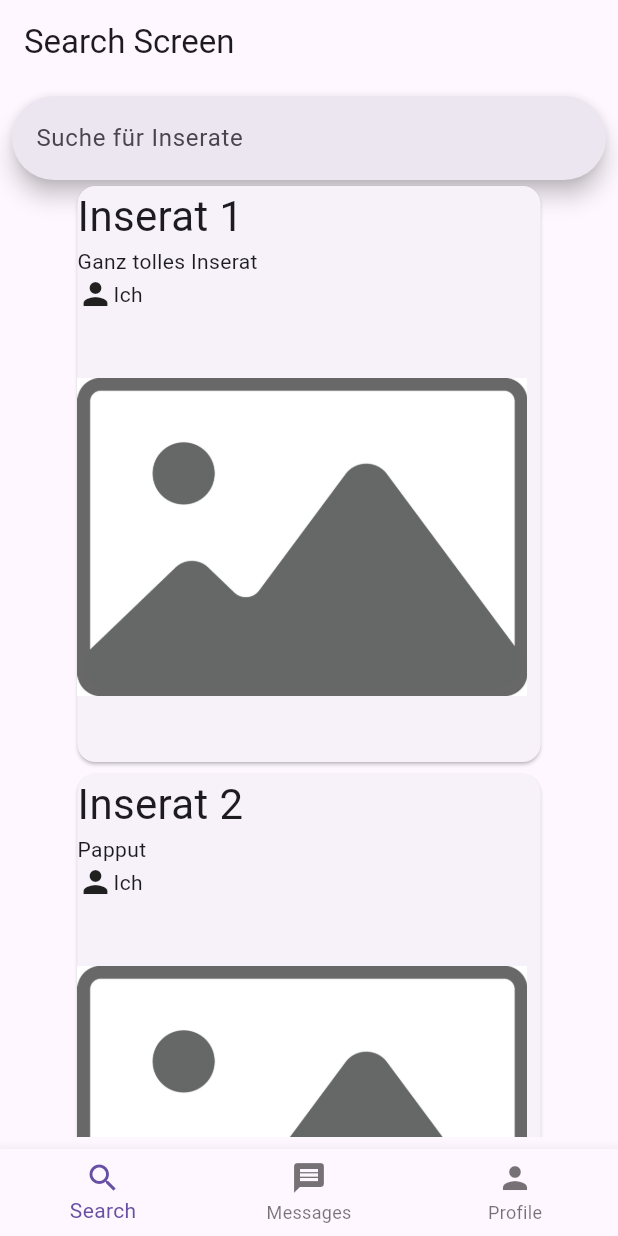
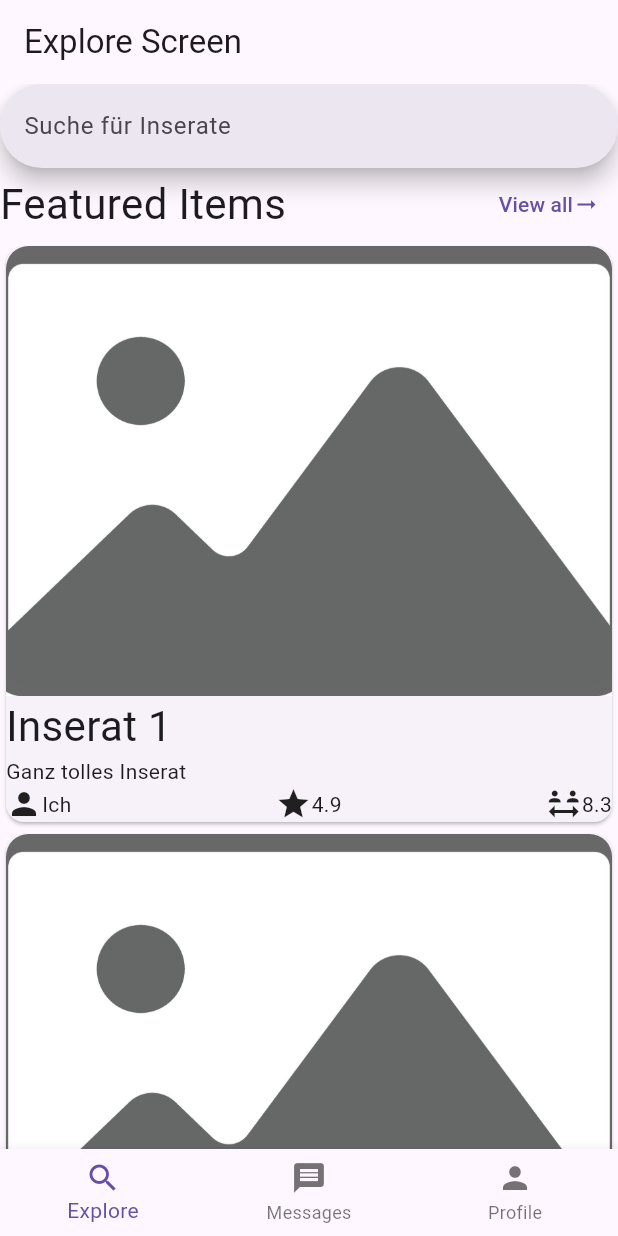
Before and after one commit to cncptpr/shareloop, a Flutter app: the screen it shows after launch, on a phone screen of 412 x 824 dp. Run offline on Flutter 3.47's test engine with Material 3 defaults, Android fonts, the phone set to English and light mode, and no system bars; our stand-ins replace flutter_riverpod, go_router.

Commit message:
Featured Items list

```diff
--- a/app/lib/components/item_widget.dart
+++ b/app/lib/components/item_widget.dart
@@ -13,16 +13,52 @@ class ItemWidget extends ConsumerWidget {
       child: Column(
         crossAxisAlignment: CrossAxisAlignment.start,
         children: [
+          Container(
+            width: double.infinity,
+            height: 300,
+            decoration: const BoxDecoration(
+              borderRadius: BorderRadius.vertical(
+                top: Radius.circular(15),
+              ),
+              image: DecorationImage(
+                image: AssetImage("assets/images/placeholder_image.jpg"),
+                fit: BoxFit.cover,
+              ),
+            ),
+          ),
           Text(item.title, textScaler: const TextScaler.linear(2)),
           Text(item.description),
-          Row(children: [const Icon(Icons.person), Text(item.author.name)]),
-          Image.asset(
-            "assets/images/placeholder_image.jpg",
-            width: 300,
-            height: 300,
-          ),
+          Row(
+            mainAxisAlignment: MainAxisAlignment.spaceBetween,
+            children: [
+              person(item.author),
+              score(item.score),
+              distance(item.distance),
+            ],
+          )
         ],
       ),
     );
   }
+
+  Widget person(Person person) {
+    return Row(children: [
+      const Icon(Icons.person),
+      Text(person.name),
+    ]);
+  }
+
+  Widget score(double score) {
+    return Row(children: [
+      const Icon(Icons.star),
+      Text(score.toString()),
+    ]);
+  }
+
+  Widget distance(Distance distance) {
+    return Row(children: [
+      const Icon(Icons.social_distance),
+      Text(distance.km.toString()),
+    ]);
+  }
 }
--- a/app/lib/router.dart
+++ b/app/lib/router.dart
@@ -3,11 +3,11 @@ import 'package:go_router/go_router.dart';
 import 'package:shareloop/screens/home_screen.dart';
 import 'package:shareloop/screens/message_screen.dart';
 import 'package:shareloop/screens/profile_screen.dart';
-import 'package:shareloop/screens/search_screen.dart';
+import 'package:shareloop/screens/explore_screen.dart';
 
 enum Routes {
   home('/'),
-  search('/'),
+  expore('/'),
   message('/message'),
   profile('/profile'),
   couter('/counter');
@@ -27,7 +27,7 @@ final GoRouter router = GoRouter(
           currentIndex: navShell.currentIndex,
           onTap: (index) => navShell.goBranch(index),
           items: const [
-            BottomNavigationBarItem(label: "Search", icon: Icon(Icons.search)),
+            BottomNavigationBarItem(label: "Explore", icon: Icon(Icons.search)),
             BottomNavigationBarItem(
               label: "Messages",
               icon: Icon(Icons.message),
@@ -40,8 +40,8 @@ final GoRouter router = GoRouter(
         StatefulShellBranch(
           routes: [
             GoRoute(
-              path: Routes.search.route,
-              builder: (ctx, state) => const SearchScreen(),
+              path: Routes.expore.route,
+              builder: (ctx, state) => const ExploreScreen(),
               routes: [
                 GoRoute(
                   path: Routes.couter.route,
--- /dev/null
+++ b/app/lib/screens/explore_screen.dart
@@ -0,0 +1,70 @@
+import 'package:flutter/material.dart';
+import 'package:flutter_riverpod/flutter_riverpod.dart';
+import 'package:shareloop/components/item_widget.dart';
+import 'package:shareloop/state/items.dart';
+
+/// The search screen
+class ExploreScreen extends StatefulWidget {
+  /// Constructs a [ExploreScreen]
+  const ExploreScreen({super.key});
+
+  @override
+  State<ExploreScreen> createState() => _ExploreScreenState();
+}
+
+class _ExploreScreenState extends State<ExploreScreen> {
+  String searchText = "";
+
+  @override
+  Widget build(ctx) {
+    return Scaffold(
+      appBar: AppBar(title: const Text('Explore Screen')),
+      body: Column(
+        children: [
+          SearchBar(
+            hintText: "Suche für Inserate",
+            onChanged: (value) => setState(() {
+              searchText = value;
+            }),
+          ),
+          if (searchText != "") Text("Du suchst nach '$searchText'"),
+          Expanded(
+            child: SingleChildScrollView(
+              child: LayoutBuilder(
+                builder: (ctx, constraints) => Center(
+                  child: ConstrainedBox(
+                    constraints: BoxConstraints(maxWidth: constraints.maxWidth),
+                    child: Consumer(builder: (ctx, ref, _) {
+                      final items = ref.watch(itemProvider);
+                      return Column(children: [
+                        Row(
+                          mainAxisAlignment: MainAxisAlignment.spaceBetween,
+                          children: [
+                            const Text(
+                              "Featured Items",
+                              textScaler: TextScaler.linear(2),
+                            ),
+                            TextButton(
+                              child: const Row(
+                                children: [
+                                  Text("View all"),
+                                  Icon(Icons.arrow_right_alt),
+                                ],
+                              ),
+                              onPressed: () {},
+                            ),
+                          ],
+                        ),
+                        ...items.map((item) => ItemWidget(item)),
+                      ]);
+                    }),
+                  ),
+                ),
+              ),
+            ),
+          ),
+        ],
+      ),
+    );
+  }
+}
--- a/app/lib/screens/search_screen.dart
+++ /dev/null
@@ -1,57 +0,0 @@
-import 'package:flutter/material.dart';
-import 'package:flutter_riverpod/flutter_riverpod.dart';
-import 'package:shareloop/components/item_widget.dart';
-import 'package:shareloop/state/items.dart';
-
-/// The search screen
-class SearchScreen extends StatefulWidget {
-  /// Constructs a [SearchScreen]
-  const SearchScreen({super.key});
-
-  @override
-  State<SearchScreen> createState() => _SearchScreenState();
-}
-
-class _SearchScreenState extends State<SearchScreen> {
-  String searchText = "";
-
-  @override
-  Widget build(ctx) {
-    return Scaffold(
-      appBar: AppBar(title: const Text('Search Screen')),
-      body: Padding(
-        padding: const EdgeInsets.all(8.0),
-        child: Column(
-          children: [
-            SearchBar(
-              hintText: "Suche für Inserate",
-              onChanged: (value) => setState(() {
-                searchText = value;
-              }),
-            ),
-            if (searchText != "") Text("Du suchst nach '$searchText'"),
-            Expanded(
-              child: SingleChildScrollView(
-                child: LayoutBuilder(
-                  builder: (ctx, constraints) => Center(
-                    child: ConstrainedBox(
-                      constraints:
-                          BoxConstraints(maxWidth: constraints.maxWidth * 0.8),
-                      child: Consumer(builder: (ctx, ref, _) {
-                        final items = ref.watch(itemProvider);
-                        return Column(
-                          children:
-                              items.map((item) => ItemWidget(item)).toList(),
-                        );
-                      }),
-                    ),
-                  ),
-                ),
-              ),
-            ),
-          ],
-        ),
-      ),
-    );
-  }
-}
--- a/app/lib/state/items.dart
+++ b/app/lib/state/items.dart
@@ -5,16 +5,29 @@ const mock = [
     title: "Inserat 1",
     description: "Ganz tolles Inserat",
     author: Person(name: "Ich"),
+    distance: Distance(km: 8.3),
+    score: 4.9,
   ),
   Item(
     title: "Inserat 2",
     description: "Papput",
     author: Person(name: "Ich"),
+    distance: Distance(km: 8.3),
+    score: 4.9,
   ),
   Item(
     title: "Auto",
     description: "Kann fahren",
     author: Person(name: "Carl"),
+    distance: Distance(km: 8.3),
+    score: 4.3,
+  ),
+  Item(
+    title: "Spezi",
+    description: "Bitte voll zurueck",
+    author: Person(name: "Timon"),
+    distance: Distance(km: 2.3),
+    score: 5,
   ),
 ];
 
@@ -22,15 +35,26 @@ final itemProvider = StateProvider((ref) => mock);
 
 class Person {
   final String name;
+  const Person({required this.name});
+}
 
-  const Person({required this.name});
+class Distance {
+  final double km;
+  const Distance({required this.km});
 }
 
 class Item {
   final String title;
   final String description;
   final Person author;
+  final Distance distance;
+  final double score;
 
-  const Item(
-      {required this.title, required this.description, required this.author});
+  const Item({
+    required this.title,
+    required this.description,
+    required this.author,
+    required this.distance,
+    required this.score,
+  });
 }
```
Also changed, not shown: app/pubspec.lock, 1 other file.
